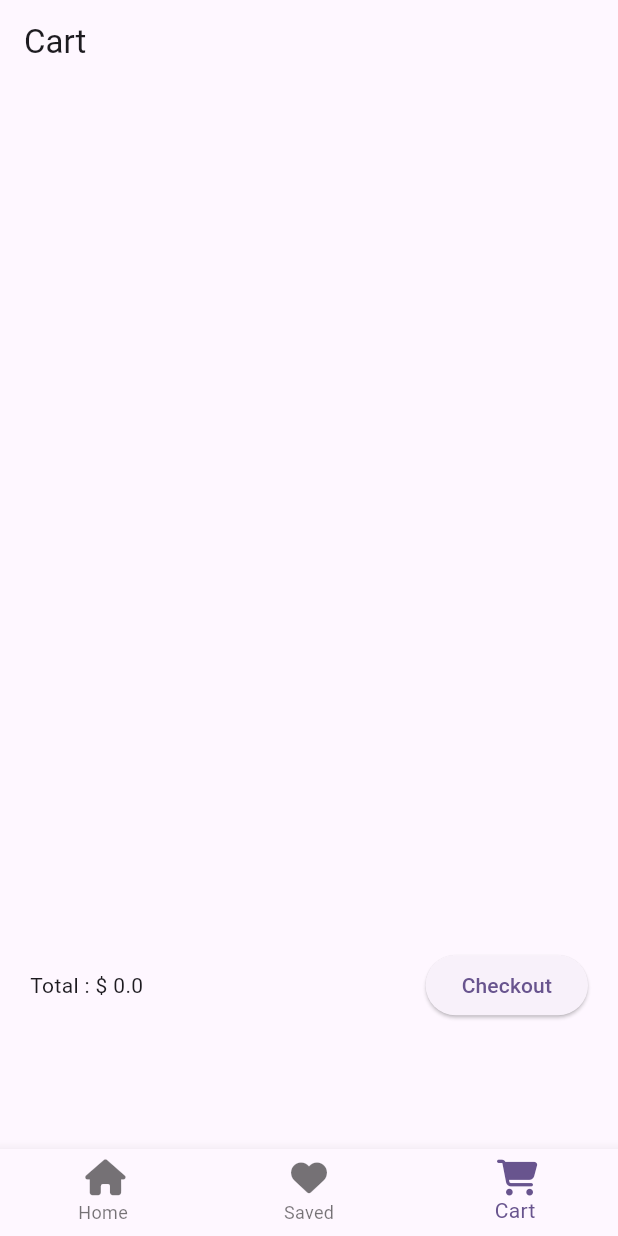
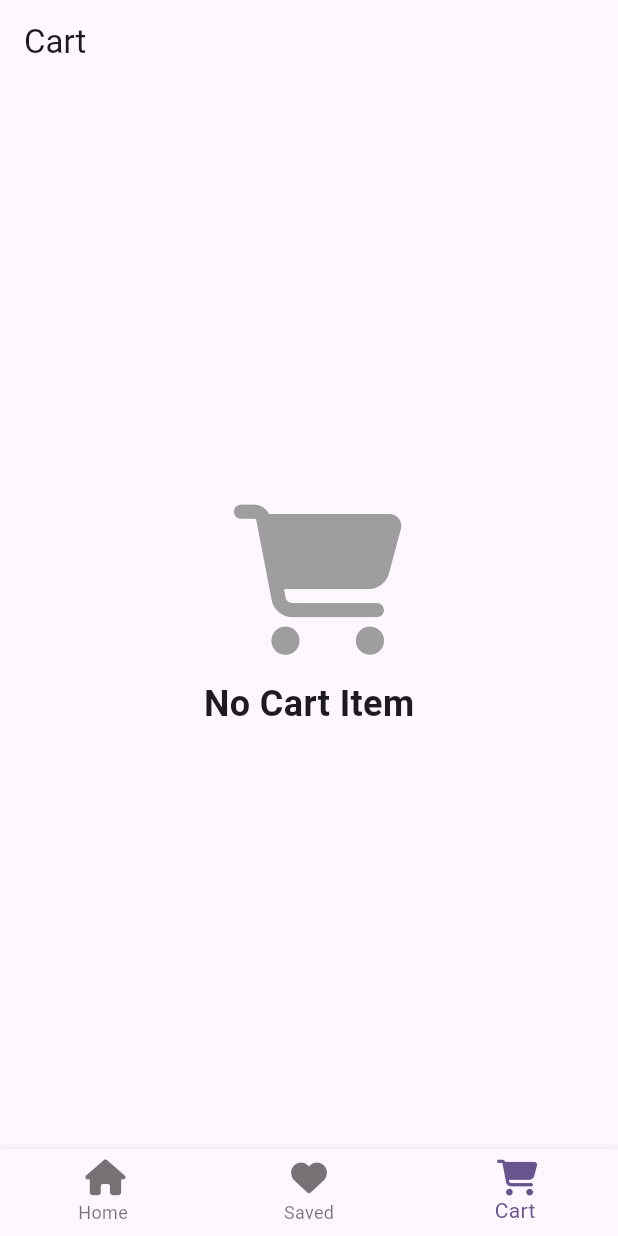
Before and after one commit to CopKH/ShopChallenge, a Flutter app: the screen it shows after launch, item 3 of the bottom bar chosen, on a phone screen of 412 x 824 dp. Run offline on Flutter 3.47's test engine with Material 2 defaults, Android fonts, the phone set to English and light mode, and no system bars; our stand-ins replace flutter_riverpod, flutter_slidable, font_awesome_flutter, qr_flutter; network calls fail.

Commit message:
add condition IsEmpty

```diff
--- a/lib/screens/cart_screen.dart
+++ b/lib/screens/cart_screen.dart
@@ -20,11 +20,35 @@ class CartScreen extends ConsumerWidget {
         cart.fold(0, (sum, item) => sum + item.price * item.quantity);
     void _productDetail(BuildContext context) {
       Navigator.of(context).push(MaterialPageRoute(
-          builder: (ctx) => CheckoutScreen(price: total,
-           )));
+          builder: (ctx) => CheckoutScreen(
+                price: total,
+              )));
     }
 
-
+    if (cart.isEmpty) {
+      return const Scaffold(
+        body: Center(
+        child: Column(
+          mainAxisAlignment: MainAxisAlignment.center,
+          children: <Widget>[
+            Icon(
+              FontAwesomeIcons.cartShopping,
+              size: 100,
+              color: Colors.grey,
+            ),
+            SizedBox(height: 16),
+            Text(
+              'No Cart Item',
+              style: TextStyle(
+                fontSize: 24,
+                fontWeight: FontWeight.bold,
+              ),
+            ),
+          ],
+        ),
+      ),
+      );
+    }
     return Scaffold(
       body: Column(
         children: [
```
Also changed, not shown: lib/screens/saved_screen.dart (+30 -3 lines).
